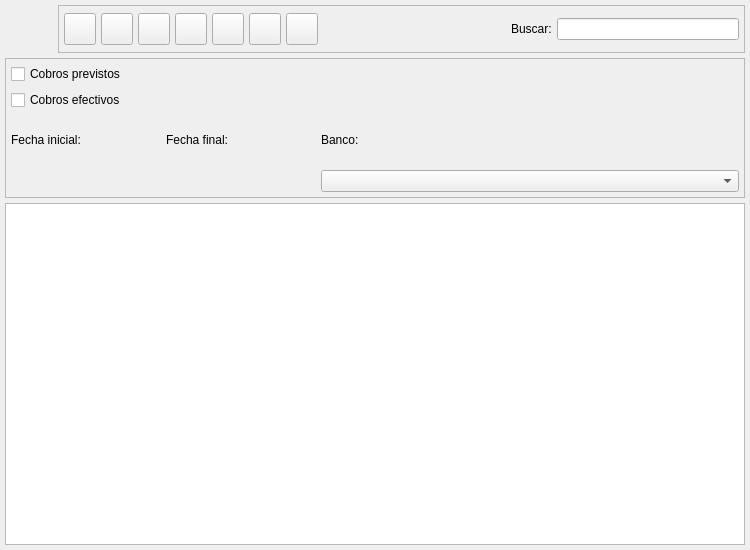
eboladev/Bulmages-1, file bulmages/bulmafact/plugins/pluginbf_profesor/profesoreslistbase.ui: the form before one commit.
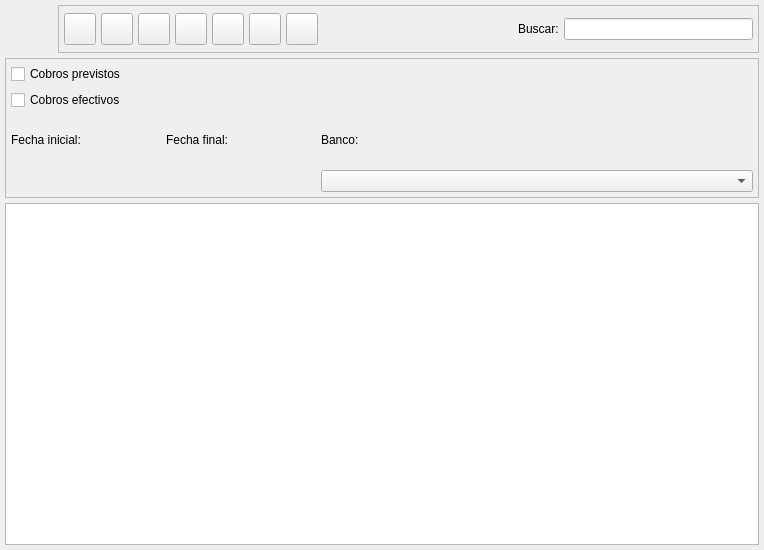
The form after the commit. Icons and pictures are not drawn. Custom widgets are drawn as their Qt base class.

The edit to the form file:
```diff
--- a/bulmages/bulmafact/plugins/pluginbf_profesor/profesoreslistbase.ui
+++ b/bulmages/bulmafact/plugins/pluginbf_profesor/profesoreslistbase.ui
@@ -5,11 +5,11 @@
   <property name="enabled" >
    <bool>true</bool>
   </property>
-  <property name="geometry" >
+  <property name="geometry">
    <rect>
     <x>0</x>
     <y>0</y>
-    <width>750</width>
+    <width>764</width>
     <height>550</height>
    </rect>
   </property>
@@ -533,7 +533,7 @@
    </item>
   </layout>
  </widget>
- <layoutdefault spacing="3" margin="5" />
+ <layoutdefault spacing="3" margin="5"/>
  <customwidgets>
   <customwidget>
    <class>BlDateSearch</class>
```
Left out of the diff: 337 changed lines with no effect on the pictures.
